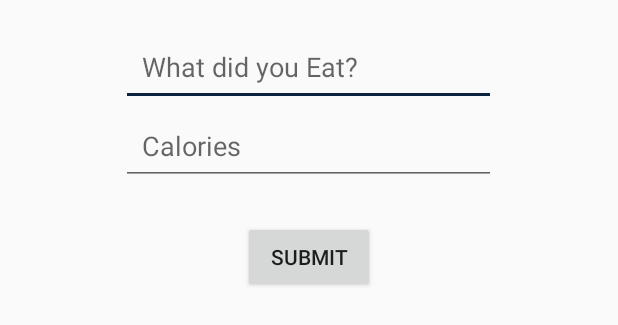
After one commit to Daniel6278/Fitness-Tracker, an Android app: the layout fragment_calorie_tracker.xml on its own in the app's theme, with its tools: preview values and no code run, on a phone screen of 412 x 824 dp. The commit adds this screen. Shown: the top 325 px of the screen. Run offline under Robolectric (Android 15) with nearby library versions, the phone set to English and light mode, and no system bars.

Commit message:
I added to the calorie tracker screen but it does not fully work as I need to make it show the list of food you have eaten.

```diff
--- a/RowdyEatsV2/app/src/main/java/edu/utsa/cs3443/rowdyeatsv2/MainActivity.java
+++ b/RowdyEatsV2/app/src/main/java/edu/utsa/cs3443/rowdyeatsv2/MainActivity.java
@@ -6,6 +6,7 @@ import android.view.MenuItem;
 import androidx.annotation.NonNull;
 import androidx.appcompat.app.AppCompatActivity;
 import com.google.android.material.bottomnavigation.BottomNavigationView;
+import android.content.Intent;
 
 public class MainActivity extends AppCompatActivity
         implements BottomNavigationView
--- /dev/null
+++ b/RowdyEatsV2/app/src/main/res/layout/fragment_calorie_tracker.xml
@@ -0,0 +1,43 @@
+<?xml version="1.0" encoding="utf-8"?>
+<RelativeLayout xmlns:android="http://schemas.android.com/apk/res/android"
+    xmlns:app="http://schemas.android.com/apk/res-auto"
+    xmlns:tools="http://schemas.android.com/tools"
+    android:layout_width="match_parent"
+    android:layout_height="match_parent"
+    tools:context=".MainActivity">
+
+    <LinearLayout
+        android:id="@+id/layout"
+        android:layout_width="380dp"
+        android:layout_height="230dp"
+        android:orientation="vertical"
+        android:gravity="center_horizontal"
+        android:layout_centerHorizontal="true">
+
+    <EditText
+        android:id="@+id/CaloriesFood"
+        android:layout_width="250dp"
+        android:layout_height="wrap_content"
+        android:padding="14dp"
+        android:singleLine="true"
+        android:layout_marginTop="18dp"
+        android:hint="@string/hintFood"/>
+
+    <EditText
+        android:id="@+id/caloriesNumber"
+        android:layout_width="250dp"
+        android:layout_height="wrap_content"
+        android:padding="14dp"
+        android:inputType="number"
+        android:singleLine="true"
+        android:hint="@string/Calories"/>
+
+        <Button
+            android:id="@+id/submitButton"
+            android:layout_width="wrap_content"
+            android:layout_height="wrap_content"
+            android:layout_marginTop="24dp"
+            android:text="@string/submit_button"/>
+
+    </LinearLayout>
+</RelativeLayout>
--- a/RowdyEatsV2/app/src/main/res/values/strings.xml
+++ b/RowdyEatsV2/app/src/main/res/values/strings.xml
@@ -1,4 +1,7 @@
 <resources>
     <string name="app_name">RowdyEatsV2</string>
     <string name="UTSALogo">1</string>
+    <string name="hintFood">What did you Eat?</string>
+    <string name="Calories">Calories</string>
+    <string name="submit_button">Submit</string>
 </resources>
```
Also changed, not shown: RowdyEatsV2/app/src/main/java/edu/utsa/cs3443/rowdyeatsv2/Data/Constants.java (added, +13 -0 lines), RowdyEatsV2/app/src/main/java/edu/utsa/cs3443/rowdyeatsv2/Data/CustomDataAdapter.java (added, +76 -0 lines), RowdyEatsV2/app/src/main/java/edu/utsa/cs3443/rowdyeatsv2/Data/DatabaseHandler.java (added, +96 -0 lines), RowdyEatsV2/app/src/main/java/edu/utsa/cs3443/rowdyeatsv2/DetailFoodActivity.java (added, +63 -0 lines), RowdyEatsV2/app/src/main/java/edu/utsa/cs3443/rowdyeatsv2/Model/Food.java (added, +55 -0 lines), RowdyEatsV2/app/src/main/java/edu/utsa/cs3443/rowdyeatsv2/TrackerFragment.java (+64 -1 lines), RowdyEatsV2/app/src/main/res/layout/activity_detail_food.xml (added, +16 -0 lines), RowdyEatsV2/app/src/main/res/layout/list_row.xml (added, +69 -0 lines).
